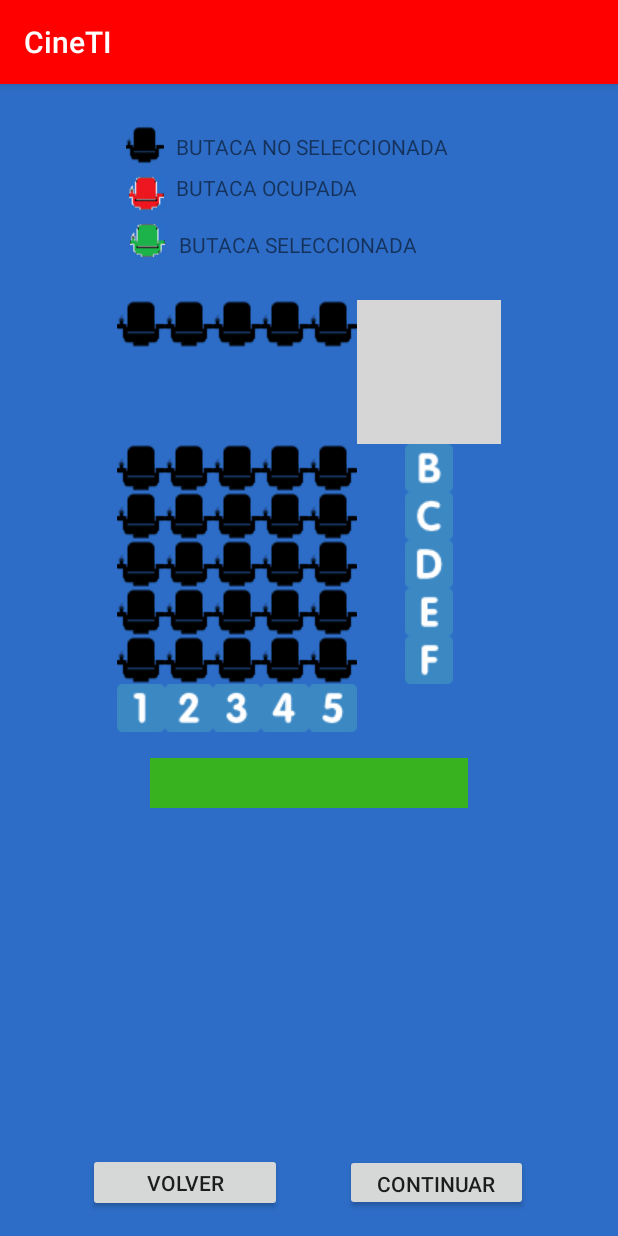
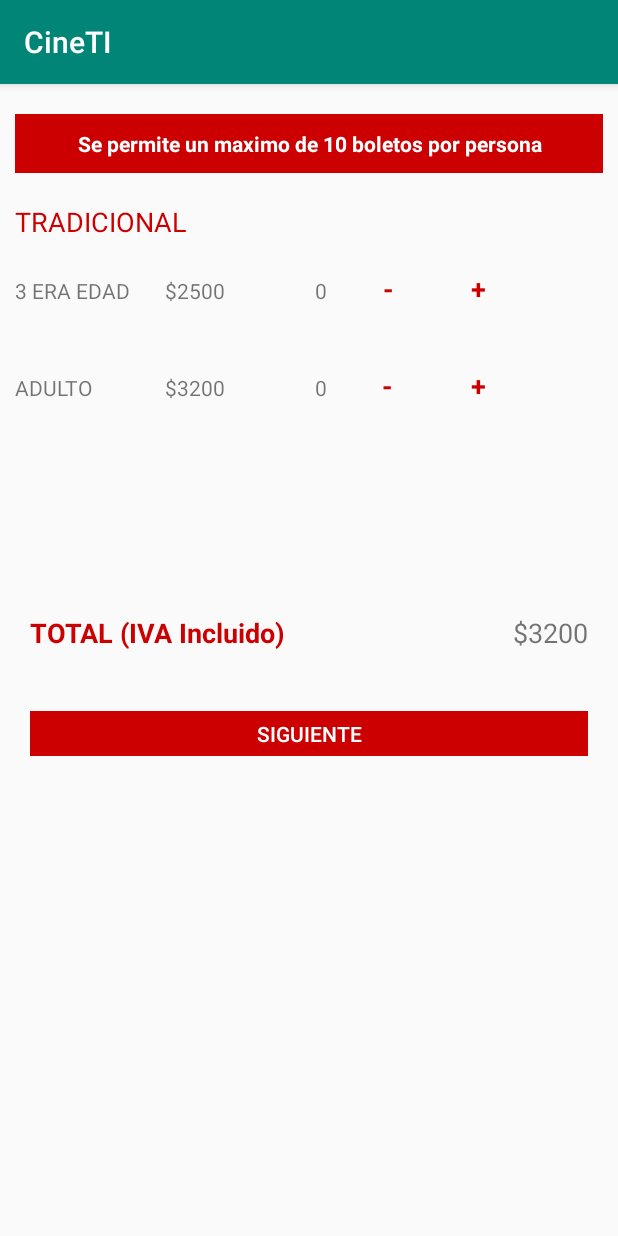
Before and after one commit to EithanMM/AppCine, an Android app: the screen it shows after launch (ActivitySeleccionButacas before the commit, ActividadBoletos after it), after a tap on "Coco", on a phone screen of 412 x 824 dp. Run offline under Robolectric (Android 15) with nearby library versions, the phone set to English and light mode, and no system bars; grey boxes are pictures that could not be loaded.

Commit message:
se agreó la vista de boletos

```diff
--- a/app/build.gradle
+++ b/app/build.gradle
@@ -9,6 +9,7 @@ android {
         versionCode 1
         versionName "1.0"
         testInstrumentationRunner "android.support.test.runner.AndroidJUnitRunner"
+        vectorDrawables.useSupportLibrary = true
     }
     buildTypes {
         release {
@@ -23,6 +24,7 @@ dependencies {
     implementation 'com.android.support:appcompat-v7:28.0.0'
     implementation 'com.android.support.constraint:constraint-layout:1.1.3'
     implementation 'com.android.support:support-v4:28.0.0'
+    implementation 'com.android.support:support-vector-drawable:28.0.0'
     testImplementation 'junit:junit:4.12'
     androidTestImplementation 'com.android.support.test:runner:1.0.2'
     androidTestImplementation 'com.android.support.test.espresso:espresso-core:3.0.2'
--- a/app/src/main/AndroidManifest.xml
+++ b/app/src/main/AndroidManifest.xml
@@ -11,10 +11,11 @@
         android:roundIcon="@mipmap/ic_launcher_round"
         android:supportsRtl="true"
         android:theme="@style/AppTheme">
+        <activity android:name=".Activities.ActividadBoletos"></activity>
         <activity
             android:name=".Activities.ActivityInfoPelicula"
             android:label="@string/title_activity_info_pelicula"
-            android:theme="@style/AppTheme.NoActionBar"></activity>
+            android:theme="@style/AppTheme.NoActionBar" />
         <activity android:name=".Activities.ActivityPagoTiquete" />
         <activity android:name=".Activities.ActivitySeleccionButacas" />
         <activity android:name=".Activities.MainActivity">
--- /dev/null
+++ b/app/src/main/java/com/example/proyectocine/Activities/ActividadBoletos.java
@@ -0,0 +1,36 @@
+package com.example.proyectocine.Activities;
+
+import android.content.Intent;
+import android.support.v7.app.AppCompatActivity;
+import android.os.Bundle;
+import android.view.View;
+import android.widget.Button;
+
+import com.example.proyectocine.R;
+
+public class ActividadBoletos extends AppCompatActivity {
+
+    @Override
+    protected void onCreate(Bundle savedInstanceState) {
+        super.onCreate(savedInstanceState);
+        setContentView(R.layout.activity_actividad_boletos);
+
+        Button Mi_button = (Button) findViewById(R.id.escogerCampos);
+
+        Mi_button.setOnClickListener(new View.OnClickListener(){
+
+            @Override
+
+            public void onClick(View arg0) {
+
+                // escriba lo que desea hacer
+                Intent intento = new Intent(getApplicationContext(), ActivitySeleccionButacas.class);
+                startActivity(intento);
+
+
+
+            }
+
+        });
+    }
+}
--- a/app/src/main/java/com/example/proyectocine/Activities/MainActivity.java
+++ b/app/src/main/java/com/example/proyectocine/Activities/MainActivity.java
@@ -76,7 +76,7 @@ public class MainActivity extends claseBase {
                 vg.setListaBitacora(registros);
 
                 //Intent intento = new Intent(getApplicationContext(), ActivityInfoPelicula.class); /*Modulo de Tony*/
-                Intent intento = new Intent(getApplicationContext(), ActivitySeleccionButacas.class); /* <- Modulo de Eithan*/
+                Intent intento = new Intent(getApplicationContext(), ActividadBoletos.class); /* <- Modulo de Eithan*/
                 startActivity(intento);
             }
         });
--- /dev/null
+++ b/app/src/main/res/layout/activity_actividad_boletos.xml
@@ -0,0 +1,217 @@
+<?xml version="1.0" encoding="utf-8"?>
+<LinearLayout xmlns:android="http://schemas.android.com/apk/res/android"
+    xmlns:app="http://schemas.android.com/apk/res-auto"
+    xmlns:tools="http://schemas.android.com/tools"
+    android:layout_width="match_parent"
+    android:layout_height="match_parent"
+    android:orientation="vertical"
+    tools:context=".Activities.ActividadBoletos">
+
+    <LinearLayout
+        android:layout_width="match_parent"
+        android:layout_height="wrap_content"
+        android:orientation="horizontal">
+
+        <TextView
+            android:id="@+id/paraelatributo07"
+            android:layout_width="match_parent"
+            android:layout_height="wrap_content"
+            android:layout_marginLeft="10dp"
+            android:layout_marginTop="20dp"
+            android:layout_marginRight="10dp"
+            android:layout_marginBottom="20dp"
+            android:background="@android:color/holo_red_dark"
+            android:ems="10"
+            android:gravity="center"
+            android:padding="10dp"
+            android:text="Se permite un maximo de 10 boletos por persona"
+            android:textColor="@android:color/background_light"
+            android:textSize="14sp"
+            android:textStyle="bold" />
+    </LinearLayout>
+
+    <LinearLayout
+        android:layout_width="match_parent"
+        android:layout_height="wrap_content"
+        android:orientation="horizontal">
+
+        <TextView
+            android:id="@+id/paraelatributo08"
+            android:layout_width="match_parent"
+            android:layout_height="wrap_content"
+            android:layout_marginLeft="10dp"
+            android:layout_marginRight="10dp"
+            android:ems="10"
+            android:text="TRADICIONAL"
+            android:textColor="@android:color/holo_red_dark"
+            android:textSize="18sp" />
+    </LinearLayout>
+
+    <LinearLayout
+        android:layout_width="match_parent"
+        android:layout_height="wrap_content"
+        android:layout_marginLeft="10dp"
+        android:layout_marginTop="20dp"
+        android:layout_marginRight="10dp"
+        android:layout_marginBottom="20dp"
+        android:orientation="horizontal">
+
+        <TextView
+            android:id="@+id/paraelatributo01"
+            android:layout_width="100dp"
+            android:layout_height="wrap_content"
+            android:ems="10"
+            android:text="3 ERA EDAD" />
+
+        <TextView
+            android:id="@+id/paraelatributo02"
+            android:layout_width="100dp"
+            android:layout_height="wrap_content"
+            android:ems="10"
+            android:text="$2500" />
+
+        <TextView
+            android:id="@+id/paraelatributo03"
+            android:layout_width="26dp"
+            android:layout_height="wrap_content"
+            android:ems="10"
+            android:text="0" />
+
+        <TextView
+            android:id="@+id/paraelatributo04"
+            android:layout_width="46dp"
+            android:layout_height="wrap_content"
+            android:ems="10"
+            android:gravity="center"
+            android:text="-"
+            android:textColor="@android:color/holo_red_dark"
+            android:textSize="18sp"
+            android:textStyle="bold" />
+
+        <TextView
+            android:id="@+id/paraelatributo05"
+            android:layout_width="74dp"
+            android:layout_height="wrap_content"
+            android:ems="10"
+            android:gravity="center"
+            android:text="+"
+            android:textColor="@android:color/holo_red_dark"
+            android:textSize="18sp"
+            android:textStyle="bold" />
+    </LinearLayout>
+
+    <LinearLayout
+        android:layout_width="match_parent"
+        android:layout_height="wrap_content"
+        android:layout_marginLeft="10dp"
+        android:layout_marginTop="20dp"
+        android:layout_marginRight="10dp"
+        android:layout_marginBottom="20dp"
+        android:orientation="horizontal">
+
+        <TextView
+            android:id="@+id/paraelatributo00"
+            android:layout_width="100dp"
+            android:layout_height="wrap_content"
+            android:ems="10"
+            android:text="ADULTO" />
+
+        <TextView
+            android:id="@+id/paraelatributo10"
+            android:layout_width="100dp"
+            android:layout_height="wrap_content"
+            android:ems="10"
+            android:text="$3200" />
+
+        <TextView
+            android:id="@+id/paraelatributo11"
+            android:layout_width="22dp"
+            android:layout_height="wrap_content"
+            android:ems="10"
+            android:text="0" />
+
+        <TextView
+            android:id="@+id/paraelatributo12"
+            android:layout_width="52dp"
+            android:layout_height="wrap_content"
+            android:ems="10"
+            android:gravity="center"
+            android:text="-"
+            android:textColor="@android:color/holo_red_dark"
+            android:textSize="18sp"
+            android:textStyle="bold" />
+
+        <TextView
+            android:id="@+id/paraelatributo13"
+            android:layout_width="69dp"
+            android:layout_height="wrap_content"
+            android:ems="10"
+            android:gravity="center"
+            android:text="+"
+            android:textColor="@android:color/holo_red_dark"
+            android:textSize="18sp"
+            android:textStyle="bold" />
+    </LinearLayout>
+
+
+
+
+    <LinearLayout
+        android:layout_width="match_parent"
+        android:layout_height="match_parent"
+        android:layout_marginLeft="10dp"
+        android:layout_marginTop="100dp"
+        android:layout_marginRight="10dp"
+        android:orientation="vertical">
+
+        <LinearLayout
+            android:layout_width="match_parent"
+            android:layout_height="wrap_content"
+            android:layout_marginLeft="10dp"
+            android:layout_marginTop="20dp"
+            android:layout_marginRight="10dp"
+            android:layout_marginBottom="20dp"
+            android:orientation="horizontal">
+
+            <TextView
+                android:id="@+id/paraelatributo23"
+                android:layout_width="174dp"
+                android:layout_height="wrap_content"
+                android:ems="10"
+                android:text="TOTAL (IVA Incluido)"
+                android:textColor="@android:color/holo_red_dark"
+                android:textSize="18sp"
+                android:textStyle="bold" />
+
+            <TextView
+                android:id="@+id/paraelatributo24"
+                android:layout_width="wrap_content"
+                android:layout_height="wrap_content"
+                android:ems="10"
+                android:gravity="right"
+                android:text="$3200"
+                android:textSize="18sp" />
+
+
+        </LinearLayout>
+
+        <LinearLayout
+            android:layout_width="match_parent"
+            android:layout_height="wrap_content"
+            android:layout_marginLeft="10dp"
+            android:layout_marginTop="20dp"
+            android:layout_marginRight="10dp"
+            android:layout_marginBottom="20dp"
+            android:orientation="horizontal">
+
+            <Button
+                android:id="@+id/escogerCampos"
+                android:layout_width="match_parent"
+                android:layout_height="30dp"
+                android:background="@android:color/holo_red_dark"
+                android:text="SIGUIENTE"
+                android:textColor="@android:color/background_light" />
+        </LinearLayout>
+    </LinearLayout>
+
+</LinearLayout>
--- a/app/src/main/res/values/colors.xml
+++ b/app/src/main/res/values/colors.xml
@@ -3,4 +3,6 @@
     <color name="colorPrimary">#008577</color>
     <color name="colorPrimaryDark">#00574B</color>
     <color name="colorAccent">#D81B60</color>
+
+    <color name="black_overlay">#66000000</color>
 </resources>
```
Also changed, not shown: app/src/main/res/drawable/ic_dashboard_black_24dp.xml (added, +9 -0 lines), app/src/main/res/drawable/ic_home_black_24dp.xml (added, +9 -0 lines), app/src/main/res/drawable/ic_notifications_black_24dp.xml (added, +9 -0 lines), app/src/main/res/layout/content_actividad_seleccion_boletos.xml (added, +11 -0 lines), app/src/main/res/menu/navigation.xml (added, +19 -0 lines), app/src/main/res/values/attrs.xml (added, +12 -0 lines), app/src/main/res/values/strings.xml (+8 -0 lines), app/src/main/res/values/styles.xml (+12 -0 lines).
